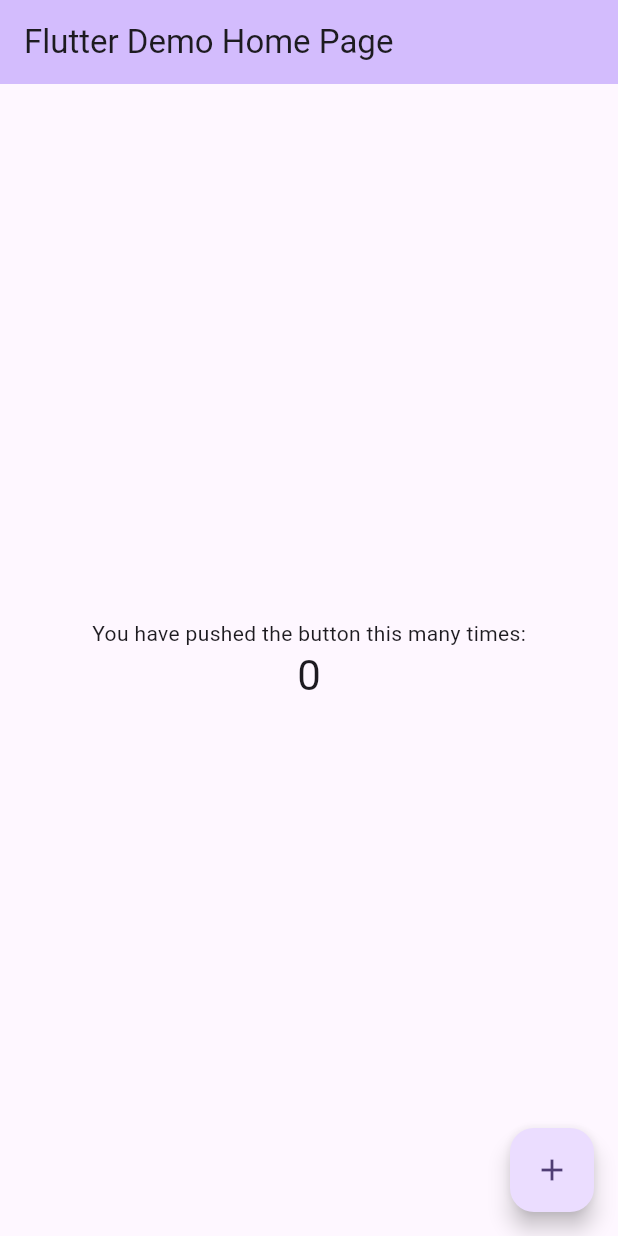
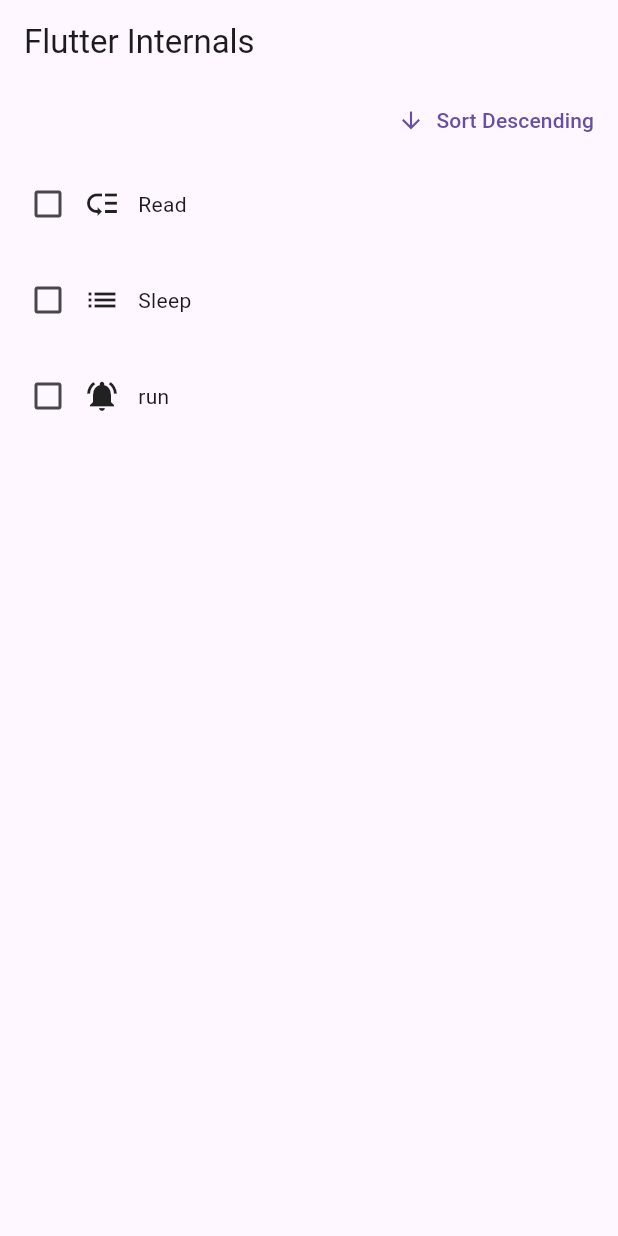
Before and after one commit to TeeWrath/todo-flutter, a Flutter app: the screen it shows after launch, on a phone screen of 412 x 824 dp. Run offline on Flutter 3.47's test engine with Material 3 defaults, Android fonts, the phone set to English and light mode, and no system bars.

Commit message:
last commit

```diff
--- /dev/null
+++ b/lib/Keys/checkable_todo_item.dart
@@ -0,0 +1,48 @@
+import 'package:flutter/material.dart';
+
+enum Priority { urgent, normal, low }
+
+class CheckableTodoItem extends StatefulWidget {
+  const CheckableTodoItem(this.text, this.priority, {super.key});
+
+  final String text;
+  final Priority priority;
+
+  @override
+  State<CheckableTodoItem> createState() => _CheckableTodoItemState();
+}
+
+class _CheckableTodoItemState extends State<CheckableTodoItem> {
+  var _done = false;
+  void _setDone(bool? isChecked) {
+    setState(() {
+      _done = isChecked ?? false;
+    });
+  }
+
+  @override
+  Widget build(BuildContext context) {
+    var icon = Icons.low_priority;
+
+    if (widget.priority == Priority.urgent) {
+      icon = Icons.notifications_active;
+    }
+
+    if (widget.priority == Priority.normal) {
+      icon = Icons.list;
+    }
+    return Padding(
+      padding: const EdgeInsets.all(8),
+      child: Row(
+        children: [
+          Checkbox(value: _done, onChanged: _setDone),
+          Icon(icon),
+          const SizedBox(
+            width: 12,
+          ),
+          Text(widget.text)
+        ],
+      ),
+    );
+  }
+}
--- /dev/null
+++ b/lib/Keys/keys.dart
@@ -0,0 +1,71 @@
+import 'package:flutter/material.dart';
+import 'package:todolist/Keys/checkable_todo_item.dart';
+
+class Todo {
+  const Todo(this.text, this.priority);
+  final String text;
+  final Priority priority;
+}
+
+class Keys extends StatefulWidget {
+  const Keys({super.key});
+
+  @override
+  State<Keys> createState() => _KeysState();
+}
+
+class _KeysState extends State<Keys> {
+  var _order = 'asc'; // variable to determine order change
+
+  // List to store all the todos
+  final _todo = const [
+    Todo("run", Priority.urgent),
+    Todo('Read', Priority.low),
+    Todo('Sleep', Priority.normal)
+  ];
+
+  // getter function to get the ordered list
+  List<Todo> get _orderedTodos {
+    final sortedTodos = List.of(_todo);
+    sortedTodos.sort((a, b) {
+      final bComesAfterA = a.text.compareTo(b.text);
+      return _order == 'asc' ? bComesAfterA : -bComesAfterA;
+    });
+    return sortedTodos;
+  }
+
+  // function to change the order state
+  void _changeOrder() {
+    setState(() {
+      _order = _order == 'asc' ? 'desc' : 'asc';
+    });
+  }
+
+  @override
+  Widget build(BuildContext context) {
+    return Column(
+      children: [
+        Align(
+          alignment: Alignment.centerRight,
+          child: TextButton.icon(
+              onPressed: _changeOrder,
+              icon: Icon(
+                _order == 'asc' ? Icons.arrow_downward : Icons.arrow_upward,
+              ),
+              label:
+                  Text('Sort ${_order == 'asc' ? 'Descending' : 'Ascedning'}')),
+        ),
+        Expanded(child: Column(
+          children: [
+            for (final todo in _orderedTodos)
+            CheckableTodoItem(
+              key: ValueKey(todo.text),
+              todo.text,
+              todo.priority
+            )
+          ],
+        ))
+      ],
+    );
+  }
+}
--- a/lib/main.dart
+++ b/lib/main.dart
@@ -1,125 +1,24 @@
 import 'package:flutter/material.dart';
+import 'package:todolist/Keys/keys.dart';
 
 void main() {
-  runApp(const MyApp());
+  WidgetsFlutterBinding.ensureInitialized;
+  runApp(const App());
 }
 
-class MyApp extends StatelessWidget {
-  const MyApp({super.key});
+class App extends StatelessWidget {
+  const App({super.key});
 
-  // This widget is the root of your application.
   @override
   Widget build(BuildContext context) {
     return MaterialApp(
-      title: 'Flutter Demo',
-      theme: ThemeData(
-        // This is the theme of your application.
-        //
-        // TRY THIS: Try running your application with "flutter run". You'll see
-        // the application has a blue toolbar. Then, without quitting the app,
-        // try changing the seedColor in the colorScheme below to Colors.green
-        // and then invoke "hot reload" (save your changes or press the "hot
-        // reload" button in a Flutter-supported IDE, or press "r" if you used
-        // the command line to start the app).
-        //
-        // Notice that the counter didn't reset back to zero; the application
-        // state is not lost during the reload. To reset the state, use hot
-        // restart instead.
-        //
-        // This works for code too, not just values: Most code changes can be
-        // tested with just a hot reload.
-        colorScheme: ColorScheme.fromSeed(seedColor: Colors.deepPurple),
-        useMaterial3: true,
+      theme: ThemeData(useMaterial3: true),
+      home: Scaffold(
+        appBar: AppBar(
+          title: const Text('Flutter Internals'),
+        ),
+        body: const Keys(),
       ),
-      home: const MyHomePage(title: 'Flutter Demo Home Page'),
     );
   }
 }
-
-class MyHomePage extends StatefulWidget {
-  const MyHomePage({super.key, required this.title});
-
-  // This widget is the home page of your application. It is stateful, meaning
-  // that it has a State object (defined below) that contains fields that affect
-  // how it looks.
-
-  // This class is the configuration for the state. It holds the values (in this
-  // case the title) provided by the parent (in this case the App widget) and
-  // used by the build method of the State. Fields in a Widget subclass are
-  // always marked "final".
-
-  final String title;
-
-  @override
-  State<MyHomePage> createState() => _MyHomePageState();
-}
-
-class _MyHomePageState extends State<MyHomePage> {
-  int _counter = 0;
-
-  void _incrementCounter() {
-    setState(() {
-      // This call to setState tells the Flutter framework that something has
-      // changed in this State, which causes it to rerun the build method below
-      // so that the display can reflect the updated values. If we changed
-      // _counter without calling setState(), then the build method would not be
-      // called again, and so nothing would appear to happen.
-      _counter++;
-    });
-  }
-
-  @override
-  Widget build(BuildContext context) {
-    // This method is rerun every time setState is called, for instance as done
-    // by the _incrementCounter method above.
-    //
-    // The Flutter framework has been optimized to make rerunning build methods
-    // fast, so that you can just rebuild anything that needs updating rather
-    // than having to individually change instances of widgets.
-    return Scaffold(
-      appBar: AppBar(
-        // TRY THIS: Try changing the color here to a specific color (to
-        // Colors.amber, perhaps?) and trigger a hot reload to see the AppBar
-        // change color while the other colors stay the same.
-        backgroundColor: Theme.of(context).colorScheme.inversePrimary,
-        // Here we take the value from the MyHomePage object that was created by
-        // the App.build method, and use it to set our appbar title.
-        title: Text(widget.title),
-      ),
-      body: Center(
-        // Center is a layout widget. It takes a single child and positions it
-        // in the middle of the parent.
-        child: Column(
-          // Column is also a layout widget. It takes a list of children and
-          // arranges them vertically. By default, it sizes itself to fit its
-          // children horizontally, and tries to be as tall as its parent.
-          //
-          // Column has various properties to control how it sizes itself and
-          // how it positions its children. Here we use mainAxisAlignment to
-          // center the children vertically; the main axis here is the vertical
-          // axis because Columns are vertical (the cross axis would be
-          // horizontal).
-          //
-          // TRY THIS: Invoke "debug painting" (choose the "Toggle Debug Paint"
-          // action in the IDE, or press "p" in the console), to see the
-          // wireframe for each widget.
-          mainAxisAlignment: MainAxisAlignment.center,
-          children: <Widget>[
-            const Text(
-              'You have pushed the button this many times:',
-            ),
-            Text(
-              '$_counter',
-              style: Theme.of(context).textTheme.headlineMedium,
-            ),
-          ],
-        ),
-      ),
-      floatingActionButton: FloatingActionButton(
-        onPressed: _incrementCounter,
-        tooltip: 'Increment',
-        child: const Icon(Icons.add),
-      ), // This trailing comma makes auto-formatting nicer for build methods.
-    );
-  }
-}
```
